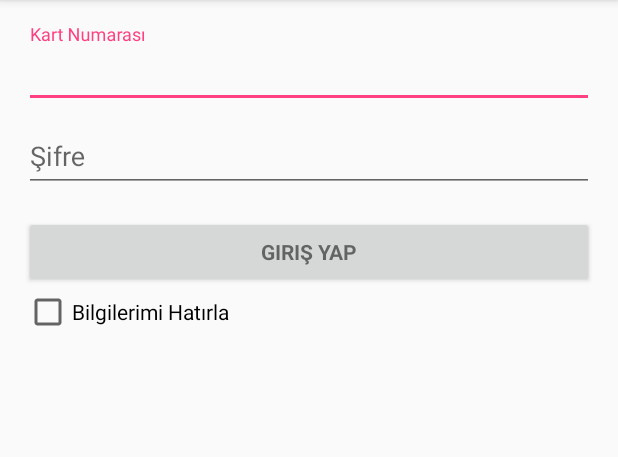
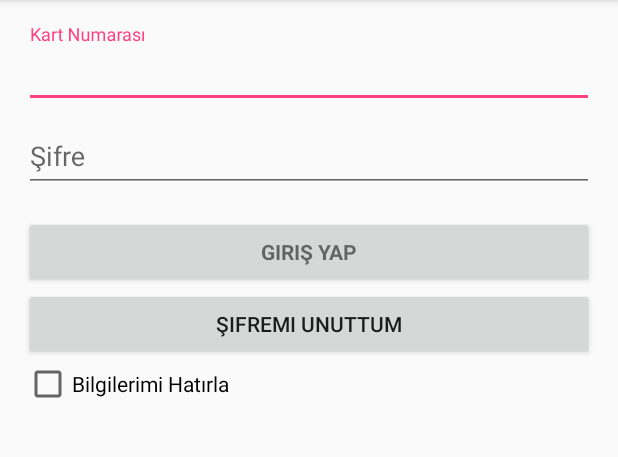
Before and after one commit to emredagistan/AgeClub, an Android app: the screen it shows after launch (LoginActivity), on a phone screen of 412 x 824 dp, the part 84-541 px from its top. Run offline under Robolectric (Android 15) with nearby library versions, the phone set to English and light mode, and no system bars; our stand-ins replace Volley; 2 statements that could not run were skipped.

Commit message:
Reset password added to login activity

```diff
--- a/app/src/main/java/com/example/administrator/age_101/LoginActivity.java
+++ b/app/src/main/java/com/example/administrator/age_101/LoginActivity.java
@@ -115,6 +115,16 @@ public class LoginActivity extends AppCompatActivity implements LoaderCallbacks<
                     loginPrefsEditor.apply();
                 }
                 attemptLogin();
+            }
+        });
+
+        Button mResetPassword = (Button) findViewById(R.id.resetPassword);
+        mResetPassword.setOnClickListener(new OnClickListener() {
+            @Override
+            public void onClick(View view) {
+                Intent resetPasswordWeb = new Intent("android.intent.action.VIEW",
+                        Uri.parse("http://www.ageenerji.com.tr"));
+                startActivity(resetPasswordWeb);
             }
         });
 
--- a/app/src/main/res/layout/activity_login.xml
+++ b/app/src/main/res/layout/activity_login.xml
@@ -71,6 +71,12 @@
                 android:text="@string/action_sign_in"
                 android:textStyle="bold"/>
 
+            <Button
+                android:id="@+id/resetPassword"
+                android:layout_width="match_parent"
+                android:layout_height="wrap_content"
+                android:text="@string/action_reset_password" />
+
             <CheckBox
                 android:id="@+id/saveLoginCheckBox"
                 android:layout_width="wrap_content"
--- a/app/src/main/res/values/strings.xml
+++ b/app/src/main/res/values/strings.xml
@@ -5,6 +5,7 @@
     <string name="prompt_email">Kart Numarası</string>
     <string name="prompt_password">Şifre</string>
     <string name="action_sign_in">Giriş Yap</string>
+    <string name="action_reset_password">Şifremi Unuttum</string>
     <string name="action_sign_in_short">Sign in</string>
     <string name="error_invalid_email">Geçersiz kart numarası</string>
     <string name="error_invalid_password">Şifre çok kısa</string>
```
